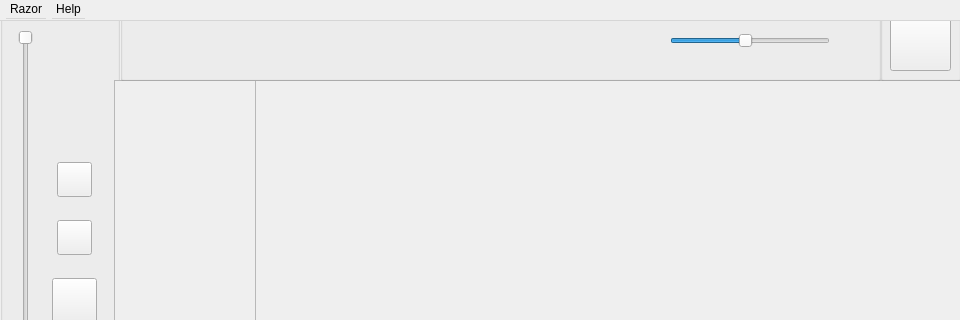
First picture: the form in layout/mainwindow.ui, repository MCMi460/razor, before the edit; both pictures show x 0 to 960 and y 0 to 320 of the 960 by 600 pixel window.
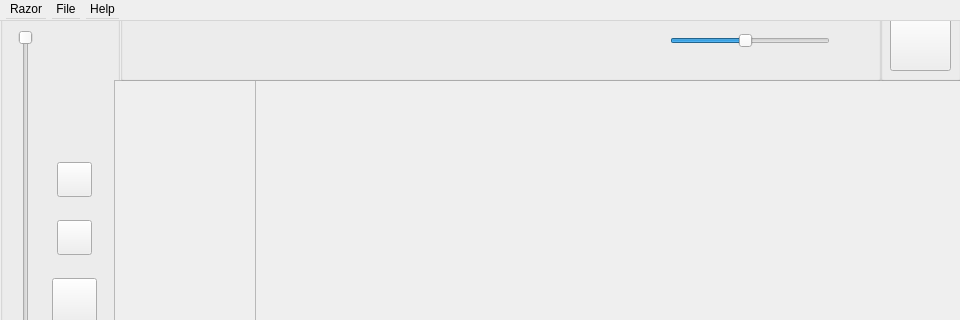
Second picture: the form after the edit.

Commit message: Make menu bar native for macOS

What changed in the file:
```diff
--- a/layout/mainwindow.ui
+++ b/layout/mainwindow.ui
@@ -298,7 +298,14 @@
      </property>
      <addaction name="a_issue"/>
     </widget>
+    <widget class="QMenu" name="menuFile">
+     <property name="title">
+      <string>File</string>
+     </property>
+     <addaction name="a_showSource"/>
+    </widget>
     <addaction name="menuRazor"/>
+    <addaction name="menuFile"/>
     <addaction name="menuHelp"/>
    </widget>
    <widget class="QStackedWidget" name="topMenu">
```
Left out of the diff: 4 changed lines with no effect on the pictures. The commit also changes 1 other file.
